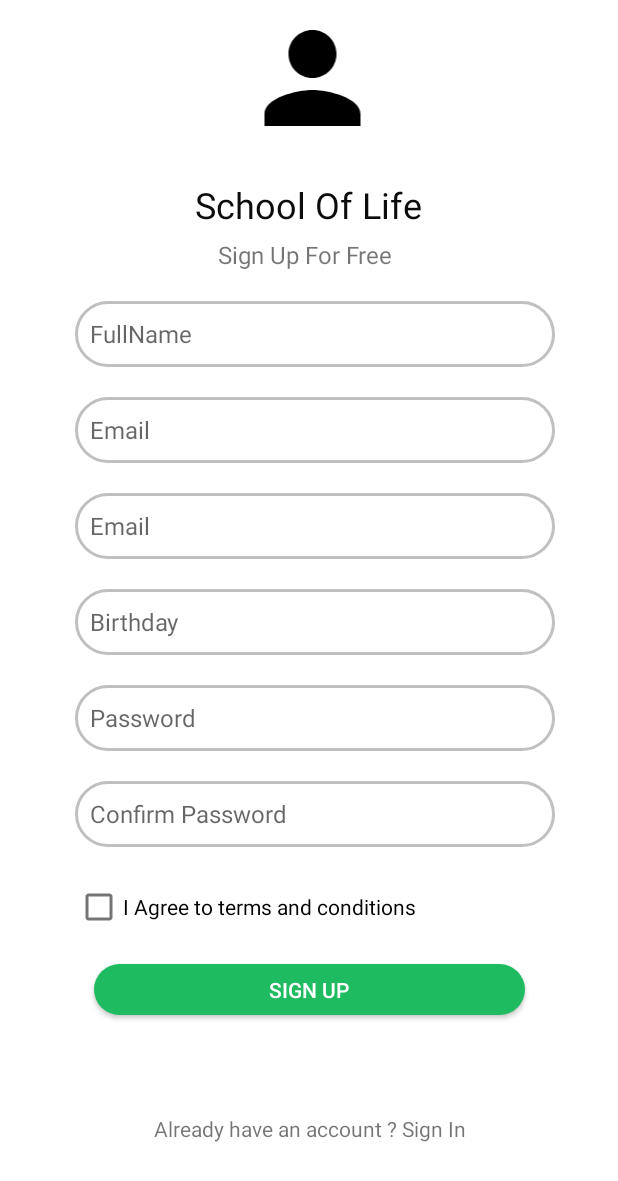
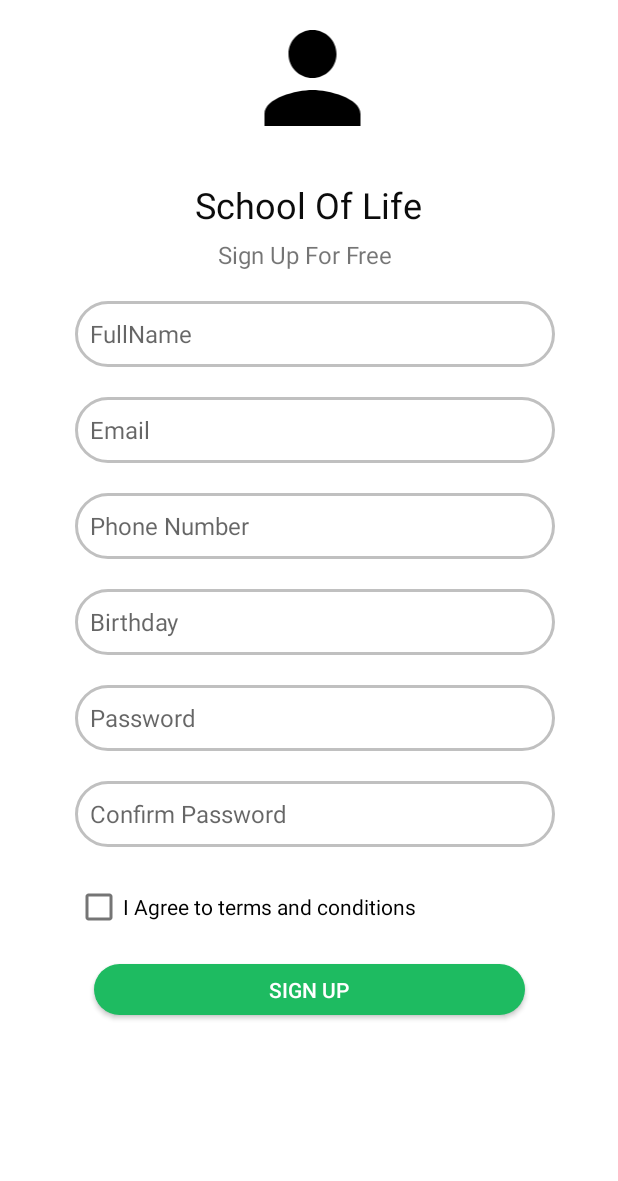
Before and after one commit to WaiKit0306/schoolLife, an Android app: the layout activity_register.xml on its own in the app's theme, with its tools: preview values and no code run, on a phone screen of 412 x 824 dp. Shown: the top 1181 px of the screen. Run offline under Robolectric (Android 15) with nearby library versions, the phone set to English and light mode, and no system bars; Roboto replaces fonts that are not available here.

Commit message:
23/09/2022

```diff
--- a/app/build.gradle
+++ b/app/build.gradle
@@ -44,4 +44,7 @@ dependencies {
     testImplementation 'junit:junit:4.13.2'
     androidTestImplementation 'androidx.test.ext:junit:1.1.3'
     androidTestImplementation 'androidx.test.espresso:espresso-core:3.4.0'
+
+    implementation 'com.android.volley:volley-cronet:1.2.1'
+
 }
--- a/app/src/main/java/com/example/schoollife/MainActivity.kt
+++ b/app/src/main/java/com/example/schoollife/MainActivity.kt
@@ -14,7 +14,7 @@ class MainActivity : AppCompatActivity() {
 
         binding = DataBindingUtil.setContentView(this, R.layout.activity_main)
 
-        replaceFragement(homeFragment())
+
         binding.btmNavView.setOnItemSelectedListener {
         when(it.itemId)
         {
--- a/app/src/main/res/layout/activity_register.xml
+++ b/app/src/main/res/layout/activity_register.xml
@@ -1,7 +1,9 @@
 <?xml version="1.0" encoding="utf-8"?>
-<androidx.constraintlayout.widget.ConstraintLayout xmlns:android="http://schemas.android.com/apk/res/android"
+<layout xmlns:android="http://schemas.android.com/apk/res/android"
     xmlns:app="http://schemas.android.com/apk/res-auto"
-    xmlns:tools="http://schemas.android.com/tools"
+    xmlns:tools="http://schemas.android.com/tools">
+<androidx.constraintlayout.widget.ConstraintLayout
+
     android:id="@+id/lblFullName"
     android:layout_width="match_parent"
     android:layout_height="match_parent"
@@ -56,6 +58,7 @@
         android:hint="FullName"
         android:inputType="textPersonName"
         android:paddingLeft="10dp"
+        android:paddingRight="10dp"
         android:textSize="16dp"
         app:layout_constraintEnd_toEndOf="parent"
         app:layout_constraintHorizontal_bias="0.0"
@@ -74,6 +77,7 @@
         android:hint="Email"
         android:inputType="textEmailAddress"
         android:paddingLeft="10dp"
+        android:paddingRight="10dp"
         android:textSize="16dp"
         app:layout_constraintEnd_toEndOf="parent"
         app:layout_constraintHorizontal_bias="0.0"
@@ -89,9 +93,10 @@
         android:layout_marginEnd="50dp"
         android:background="@drawable/rounded_edtext"
         android:ems="10"
-        android:hint="Email"
+        android:hint="Phone Number"
         android:inputType="textEmailAddress"
         android:paddingLeft="10dp"
+        android:paddingRight="10dp"
         android:textSize="16dp"
         app:layout_constraintEnd_toEndOf="parent"
         app:layout_constraintHorizontal_bias="0.0"
@@ -110,6 +115,7 @@
         android:hint="Birthday"
         android:inputType="date"
         android:paddingLeft="10dp"
+        android:paddingRight="10dp"
         android:textSize="16dp"
         app:layout_constraintEnd_toEndOf="parent"
         app:layout_constraintHorizontal_bias="0.0"
@@ -128,6 +134,7 @@
         android:hint="Password"
         android:inputType="textPassword"
         android:paddingLeft="10dp"
+        android:paddingRight="10dp"
         android:textSize="16dp"
         app:layout_constraintEnd_toEndOf="parent"
         app:layout_constraintHorizontal_bias="0.0"
@@ -147,6 +154,7 @@
         android:inputType="textPassword"
         android:paddingLeft="10dp"
         android:textSize="16dp"
+        android:paddingRight="10dp"
         app:layout_constraintEnd_toEndOf="parent"
         app:layout_constraintHorizontal_bias="0.0"
         app:layout_constraintStart_toStartOf="parent"
@@ -164,7 +172,7 @@
         app:layout_constraintHorizontal_bias="0.0"
         app:layout_constraintStart_toStartOf="parent"
         app:layout_constraintTop_toBottomOf="@+id/editTxtPassword2" />
-
+s
     <android.widget.Button
         android:id="@+id/btn_signup"
         android:layout_width="287dp"
@@ -174,18 +182,19 @@
         android:layout_marginEnd="50dp"
         android:background="@drawable/rounded_button"
         android:text="Sign Up"
+        android:onClick="register"
         android:textColor="@color/white"
         app:layout_constraintEnd_toEndOf="parent"
         app:layout_constraintStart_toStartOf="parent"
         app:layout_constraintTop_toBottomOf="@+id/checkBox" />
 
     <TextView
-        android:id="@+id/textView"
+        android:id="@+id/testTxt"
         android:layout_width="match_parent"
         android:layout_height="wrap_content"
         android:layout_marginStart="50dp"
         android:layout_marginEnd="50dp"
-        android:text="Already have an account ? Sign In"
+        android:text=""
         android:textAlignment="center"
         app:layout_constraintBottom_toBottomOf="parent"
         app:layout_constraintEnd_toEndOf="parent"
@@ -196,3 +205,4 @@
 
 
 </androidx.constraintlayout.widget.ConstraintLayout>
+</layout>
```
Also changed, not shown: app/src/main/AndroidManifest.xml (+6 -2 lines), app/src/main/java/com/example/schoollife/RegisterActivity.kt (+121 -0 lines), app/src/main/res/drawable/rounded_errortext.xml (added, +10 -0 lines).
